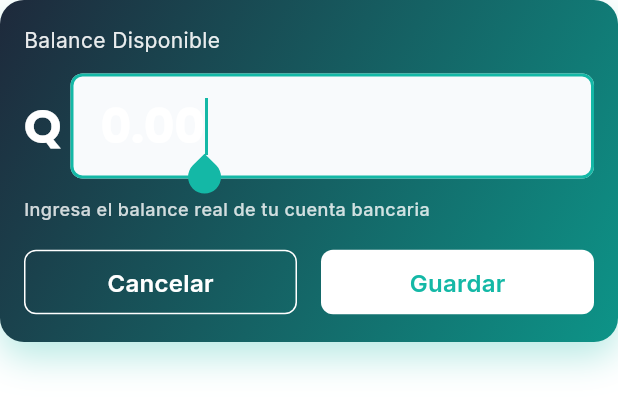
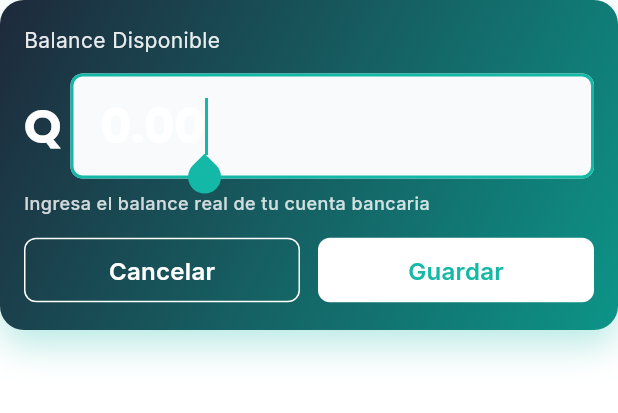
Before and after one commit to wiichog/quho_app_front, a Flutter app: the EditableBalanceCard widget shown alone on an empty page, opened directly with empty values, after a tap on the "edit" icon, on a phone screen of 412 x 824 dp. Shown: the top 413 px of the screen. Run offline on Flutter 3.47's test engine with Material 3 defaults, Android fonts, the phone set to English and light mode, and no system bars; our stand-ins replace dartz, dio, equatable, fl_chart, flutter_bloc, flutter_secure_storage and 6 more; missing offline and left inert: flutter_facebook_auth; accounts and stored records are empty; network calls fail.

Commit message:
fix: corregir overflow en EditableBalanceCard
- Envolver Column en SingleChildScrollView para permitir scroll cuando el contenido es grande
- Reducir espaciado usando SizedBox en lugar de AppSpacing para mejor control
- Agregar maxLines y overflow al texto de ayuda para evitar desbordamiento
- Reducir padding vertical de botones para hacer el contenido mÃ¡s compacto
- Esto resuelve el error de overflow de 64 pÃ­xeles en modo ediciÃ³n

```diff
--- a/lib/features/dashboard/presentation/widgets/editable_balance_card.dart
+++ b/lib/features/dashboard/presentation/widgets/editable_balance_card.dart
@@ -147,6 +147,7 @@ class _EditableBalanceCardState extends State<EditableBalanceCard> {
           ),
         ],
       ),
+      child: SingleChildScrollView(
         child: Column(
           crossAxisAlignment: CrossAxisAlignment.start,
           mainAxisSize: MainAxisSize.min,
@@ -217,12 +218,14 @@ class _EditableBalanceCardState extends State<EditableBalanceCard> {
                 ),
               ),
             if (_isEditing) ...[
-            AppSpacing.verticalSm,
+              const SizedBox(height: 8),
               Text(
                 'Ingresa el balance real de tu cuenta bancaria',
                 style: AppTextStyles.caption(color: AppColors.white.withOpacity(0.8)),
+                maxLines: 2,
+                overflow: TextOverflow.ellipsis,
               ),
-            AppSpacing.verticalMd,
+              const SizedBox(height: 12),
               Row(
                 children: [
                   Expanded(
@@ -231,11 +234,12 @@ class _EditableBalanceCardState extends State<EditableBalanceCard> {
                       style: OutlinedButton.styleFrom(
                         side: const BorderSide(color: AppColors.white),
                         foregroundColor: AppColors.white,
+                        padding: const EdgeInsets.symmetric(vertical: 12),
                       ),
                       child: const Text('Cancelar'),
                     ),
                   ),
-                AppSpacing.horizontalMd,
+                  const SizedBox(width: 12),
                   Expanded(
                     child: ElevatedButton(
                       onPressed: _isSaving ? null : _saveChanges,
@@ -243,6 +247,7 @@ class _EditableBalanceCardState extends State<EditableBalanceCard> {
                         backgroundColor: AppColors.white,
                         foregroundColor: AppColors.teal,
                         disabledBackgroundColor: AppColors.gray300,
+                        padding: const EdgeInsets.symmetric(vertical: 12),
                       ),
                       child: _isSaving
                           ? const SizedBox(
@@ -261,6 +266,7 @@ class _EditableBalanceCardState extends State<EditableBalanceCard> {
             ],
           ],
         ),
+      ),
     );
   }
 }
```
Lines whose indentation alone changed are shown as unchanged.
